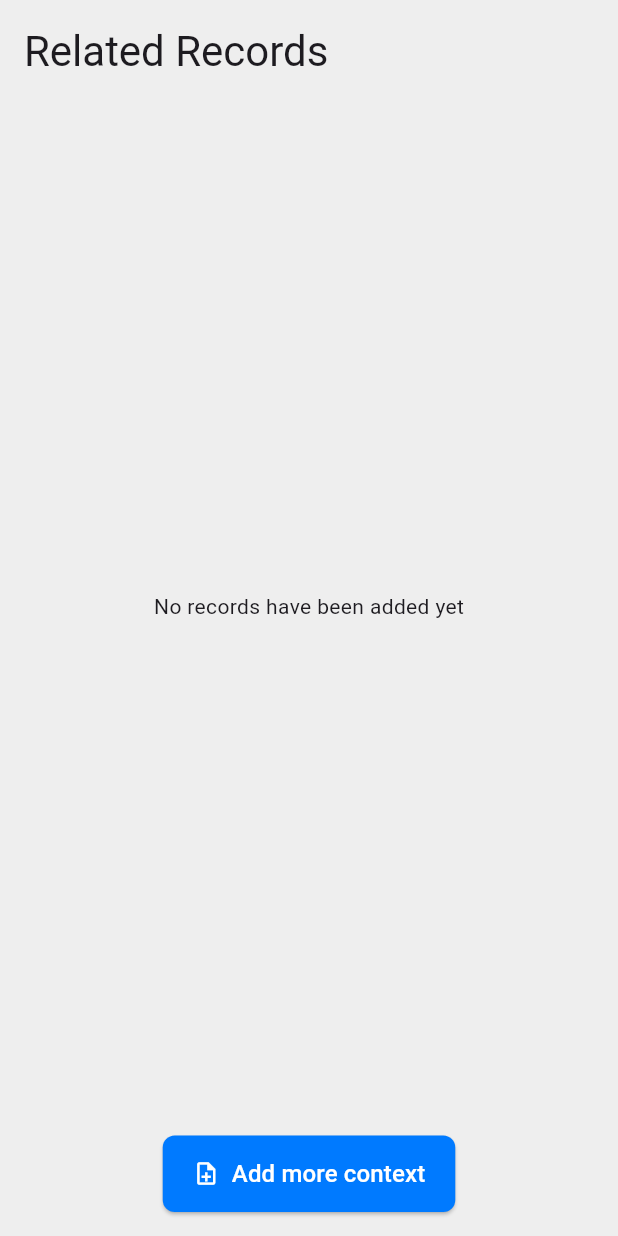
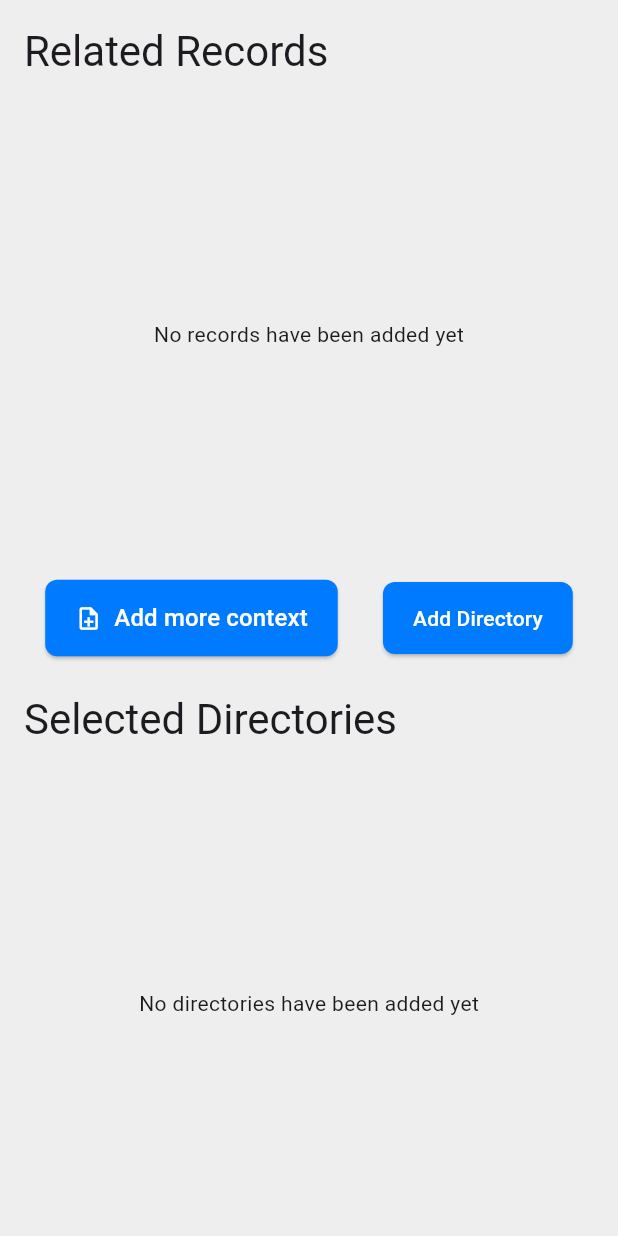
Before and after one commit to Pepen0/context_manager_gpt, a Flutter app: the screen it shows after launch, on a phone screen of 412 x 824 dp. Run offline on Flutter 3.47's test engine with Material 3 defaults, Android fonts, the light colour scheme and no system bars; our stand-ins replace file_picker.

Commit message:
Layout v1

```diff
--- /dev/null
+++ b/lib/models/directory_record.dart
@@ -0,0 +1,9 @@
+class DirectoryRecord {
+  final String directoryName;
+  final String directoryTree;
+
+  DirectoryRecord({
+    required this.directoryName,
+    required this.directoryTree,
+  });
+}
--- /dev/null
+++ b/lib/screens/home/components/directory_list.dart
@@ -0,0 +1,64 @@
+import 'package:flutter/material.dart';
+import 'package:context_manager_gpt/models/directory_record.dart';
+
+class DirectoryList extends StatelessWidget {
+  final List<DirectoryRecord> directories;
+  final ValueChanged<int> onDeleteIndex;
+
+  const DirectoryList({
+    Key? key,
+    required this.directories,
+    required this.onDeleteIndex,
+  }) : super(key: key);
+
+  @override
+  Widget build(BuildContext context) {
+    if (directories.isEmpty) {
+      return const Center(
+        child: Text('No directories have been added yet'),
+      );
+    }
+
+    return ListView.builder(
+      itemCount: directories.length,
+      itemBuilder: (context, index) {
+        final record = directories[index];
+
+        const maxLength = 30;
+        final snippet = record.directoryTree.length > maxLength
+            ? '${record.directoryTree.substring(0, maxLength)}...'
+            : record.directoryTree;
+
+        return Container(
+          margin: const EdgeInsets.symmetric(horizontal: 16, vertical: 8),
+          decoration: BoxDecoration(
+            color: Colors.white,
+            borderRadius: BorderRadius.circular(12),
+            boxShadow: const [
+              BoxShadow(
+                color: Colors.black12,
+                blurRadius: 4,
+                offset: Offset(0, 2),
+              ),
+            ],
+          ),
+          child: ListTile(
+            leading: CircleAvatar(
+              backgroundColor: Colors.grey[200],
+              child: const Text(
+                'DIR',
+                style: TextStyle(color: Colors.black),
+              ),
+            ),
+            title: Text(record.directoryName),
+            subtitle: Text(snippet),
+            trailing: IconButton(
+              icon: const Icon(Icons.delete, color: Colors.blue),
+              onPressed: () => onDeleteIndex(index),
+            ),
+          ),
+        );
+      },
+    );
+  }
+}
--- a/lib/screens/home/home_screen.dart
+++ b/lib/screens/home/home_screen.dart
@@ -1,10 +1,42 @@
+import 'dart:io';
+
 import 'package:flutter/material.dart';
 import 'package:file_picker/file_picker.dart';
 
 import '/screens/home/components/record_list.dart';
+import '/screens/home/components/directory_list.dart';
 import '/screens/home/components/add_context_button.dart';
 
 import 'package:context_manager_gpt/models/file_record.dart';
+import 'package:context_manager_gpt/models/directory_record.dart';
+
+String _buildDirectoryTree(String rootPath) {
+  final buffer = StringBuffer();
+
+  void traverse(Directory dir, int depth) {
+    // Indent sub-folders with spaces based on depth
+    final prefix = '  ' * depth;
+
+    // List everything in this directory
+    for (var entity in dir.listSync()) {
+      final name = entity.path.split('/').last;
+
+      // Write this entity's name
+      buffer.writeln('$prefix- $name');
+
+      // If it's a sub-directory, recurse
+      if (entity is Directory) {
+        traverse(entity, depth + 1);
+      }
+    }
+  }
+
+  final rootDir = Directory(rootPath);
+  buffer.writeln('Directory tree for: $rootPath');
+  traverse(rootDir, 0);
+
+  return buffer.toString();
+}
 
 class HomeScreen extends StatefulWidget {
   const HomeScreen({Key? key}) : super(key: key);
@@ -15,6 +47,7 @@ class HomeScreen extends StatefulWidget {
 
 class _HomeScreenState extends State<HomeScreen> {
   final List<FileRecord> _files = [];
+  final List<DirectoryRecord> _directories = [];
 
   Future<void> _pickFile() async {
     FilePickerResult? result = await FilePicker.platform.pickFiles();
@@ -47,6 +80,31 @@ class _HomeScreenState extends State<HomeScreen> {
     }
   }
 
+  Future<void> _pickDirectory() async {
+    // Only works on platforms that support directory picking (Android, Desktop).
+    final selectedDirectory = await FilePicker.platform.getDirectoryPath();
+
+    // The user either canceled or platform doesn't support directory picking
+    if (selectedDirectory == null) return;
+
+    // Extract the folder name (last segment of the path)
+    final dirName = selectedDirectory.split('/').last;
+
+    // Build a text-based tree of all files/folders inside
+    // This requires "dart:io" methods. Not available on Web.
+    // Make sure you have: import 'dart:io';
+    final treeString = _buildDirectoryTree(selectedDirectory);
+
+    final record = DirectoryRecord(
+      directoryName: dirName,
+      directoryTree: treeString,
+    );
+
+    setState(() {
+      _directories.add(record);
+    });
+  }
+
   String _extensionFromName(String fileName) {
     final dotIndex = fileName.lastIndexOf('.');
     if (dotIndex == -1) return '';
@@ -65,6 +123,7 @@ class _HomeScreenState extends State<HomeScreen> {
     backgroundColor: Colors.grey[200],
     body: Column(
       children: [
+        // 1) Title for file picking
         Padding(
           padding: const EdgeInsets.all(16),
           child: Row(
@@ -76,16 +135,63 @@ class _HomeScreenState extends State<HomeScreen> {
             ],
           ),
         ),
+
+        // 2) The File List
         Expanded(
+          flex: 1,
           child: RecordList(
             files: _files,
-              onDeleteIndex: (index) => _deleteFileAt(index),
+            onDeleteIndex: _deleteFileAt, // existing code
           ),
         ),
+
+        // 3) A row with two buttons: Add File, Add Directory
         Padding(
-            padding: const EdgeInsets.symmetric(vertical: 16),
-            child: AddContextButton(
-              onPressed: _pickFile,
+          padding: const EdgeInsets.symmetric(vertical: 8),
+          child: Row(
+            mainAxisAlignment: MainAxisAlignment.spaceEvenly,
+            children: [
+              AddContextButton(onPressed: _pickFile),
+              ElevatedButton(
+                onPressed: _pickDirectory,
+                style: ElevatedButton.styleFrom(
+                  backgroundColor: const Color(0xFF007AFF),
+                  shape: RoundedRectangleBorder(
+                    borderRadius: BorderRadius.circular(8),
+                  ),
+                  padding: const EdgeInsets.symmetric(vertical: 14, horizontal: 20),
+                ),
+                child: const Text('Add Directory',
+                  style: TextStyle(color: Colors.white),
+                ),
+              ),
+            ],
+          ),
+        ),
+
+        // 4) Title for directories
+        Padding(
+          padding: const EdgeInsets.all(16),
+          child: Row(
+            children: [
+              Text(
+                'Selected Directories',
+                style: Theme.of(context).textTheme.headlineMedium,
+              ),
+            ],
+          ),
+        ),
+
+        // 5) The Directory List
+        Expanded(
+          flex: 1,
+          child: DirectoryList(
+            directories: _directories,
+            onDeleteIndex: (index) {
+              setState(() {
+                _directories.removeAt(index);
+              });
+            },
           ),
         ),
       ],
```
Lines whose indentation alone changed are shown as unchanged.
